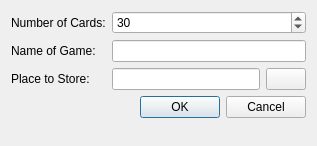
Old version of the form newgamedialog.ui in the repository gregorburger/bingo.
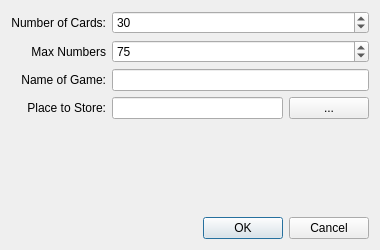
New version of the form. Icons and pictures are not drawn.

Commit message:
give an upper value of max numbers, redesign MainWindow
- it is now possible to set an upper bound of
possible numbers instead of fixed 75. This is used
to reduce the time a game takes

- redesigned the MainWindow. Taken numbers are now
selected by toggling a pushbutton. Makes the code
smaller and is more convenient for the user

```diff
--- a/newgamedialog.ui
+++ b/newgamedialog.ui
@@ -6,64 +6,60 @@
    <rect>
     <x>0</x>
     <y>0</y>
-    <width>317</width>
-    <height>146</height>
+    <width>380</width>
+    <height>250</height>
    </rect>
   </property>
   <property name="windowTitle">
    <string>Dialog</string>
   </property>
-  <layout class="QFormLayout" name="formLayout">
-   <item row="0" column="0">
-    <widget class="QLabel" name="label_2">
-     <property name="text">
-      <string>Number of Cards:</string>
-     </property>
-     <property name="buddy">
-      <cstring>count</cstring>
-     </property>
-    </widget>
-   </item>
-   <item row="0" column="1">
-    <widget class="QSpinBox" name="count">
-     <property name="minimum">
-      <number>0</number>
-     </property>
-     <property name="maximum">
-      <number>3000</number>
-     </property>
-     <property name="singleStep">
-      <number>2</number>
-     </property>
-     <property name="value">
-      <number>30</number>
-     </property>
-    </widget>
-   </item>
+  <layout class="QGridLayout" name="gridLayout">
    <item row="1" column="0">
+    <widget class="QLabel" name="label_4">
+     <property name="text">
+      <string>Max Numbers</string>
+     </property>
+     <property name="alignment">
+      <set>Qt::AlignRight|Qt::AlignTrailing|Qt::AlignVCenter</set>
+     </property>
+     <property name="buddy">
+      <cstring>name</cstring>
+     </property>
+    </widget>
+   </item>
+   <item row="2" column="0">
     <widget class="QLabel" name="label">
      <property name="text">
       <string>Name of Game:</string>
      </property>
+     <property name="alignment">
+      <set>Qt::AlignRight|Qt::AlignTrailing|Qt::AlignVCenter</set>
+     </property>
      <property name="buddy">
       <cstring>name</cstring>
      </property>
     </widget>
    </item>
-   <item row="1" column="1">
-    <widget class="QLineEdit" name="name"/>
-   </item>
-   <item row="2" column="0">
-    <widget class="QLabel" name="label_3">
-     <property name="text">
-      <string>Place to Store:</string>
-     </property>
-     <property name="buddy">
-      <cstring>place</cstring>
-     </property>
-    </widget>
-   </item>
    <item row="2" column="1">
+    <widget class="QLineEdit" name="name"/>
+   </item>
+   <item row="0" column="1">
+    <widget class="QSpinBox" name="count">
+     <property name="minimum">
+      <number>0</number>
+     </property>
+     <property name="maximum">
+      <number>3000</number>
+     </property>
+     <property name="singleStep">
+      <number>2</number>
+     </property>
+     <property name="value">
+      <number>30</number>
+     </property>
+    </widget>
+   </item>
+   <item row="3" column="1">
     <layout class="QHBoxLayout" name="horizontalLayout">
      <item>
       <widget class="QLineEdit" name="place"/>
@@ -77,7 +73,7 @@
         </sizepolicy>
        </property>
        <property name="text">
-        <string/>
+        <string>...</string>
        </property>
        <property name="icon">
         <iconset theme="document-open">
@@ -88,7 +84,36 @@
      </item>
     </layout>
    </item>
-   <item row="3" column="1">
+   <item row="0" column="0">
+    <widget class="QLabel" name="label_2">
+     <property name="text">
+      <string>Number of Cards:</string>
+     </property>
+     <property name="alignment">
+      <set>Qt::AlignRight|Qt::AlignTrailing|Qt::AlignVCenter</set>
+     </property>
+     <property name="buddy">
+      <cstring>count</cstring>
+     </property>
+    </widget>
+   </item>
+   <item row="1" column="1">
+    <widget class="QSpinBox" name="max_numbers">
+     <property name="minimum">
+      <number>0</number>
+     </property>
+     <property name="maximum">
+      <number>3000</number>
+     </property>
+     <property name="singleStep">
+      <number>2</number>
+     </property>
+     <property name="value">
+      <number>75</number>
+     </property>
+    </widget>
+   </item>
+   <item row="5" column="1">
     <widget class="QDialogButtonBox" name="buttonBox">
      <property name="orientation">
       <enum>Qt::Horizontal</enum>
@@ -98,6 +123,32 @@
      </property>
     </widget>
    </item>
+   <item row="3" column="0">
+    <widget class="QLabel" name="label_3">
+     <property name="text">
+      <string>Place to Store:</string>
+     </property>
+     <property name="alignment">
+      <set>Qt::AlignRight|Qt::AlignTrailing|Qt::AlignVCenter</set>
+     </property>
+     <property name="buddy">
+      <cstring>place</cstring>
+     </property>
+    </widget>
+   </item>
+   <item row="4" column="1">
+    <spacer name="verticalSpacer">
+     <property name="orientation">
+      <enum>Qt::Vertical</enum>
+     </property>
+     <property name="sizeHint" stdset="0">
+      <size>
+       <width>20</width>
+       <height>40</height>
+      </size>
+     </property>
+    </spacer>
+   </item>
   </layout>
  </widget>
  <tabstops>
```
Left out of the diff: 9 changed lines with no effect on the pictures. The commit also changes 6 other files.
